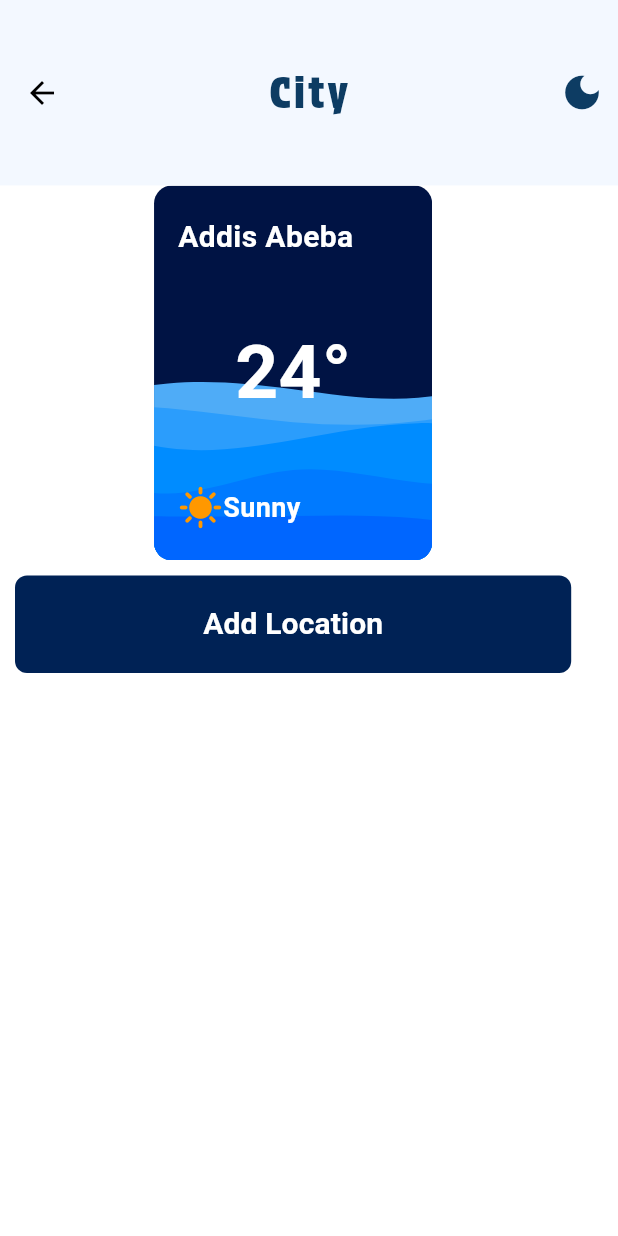
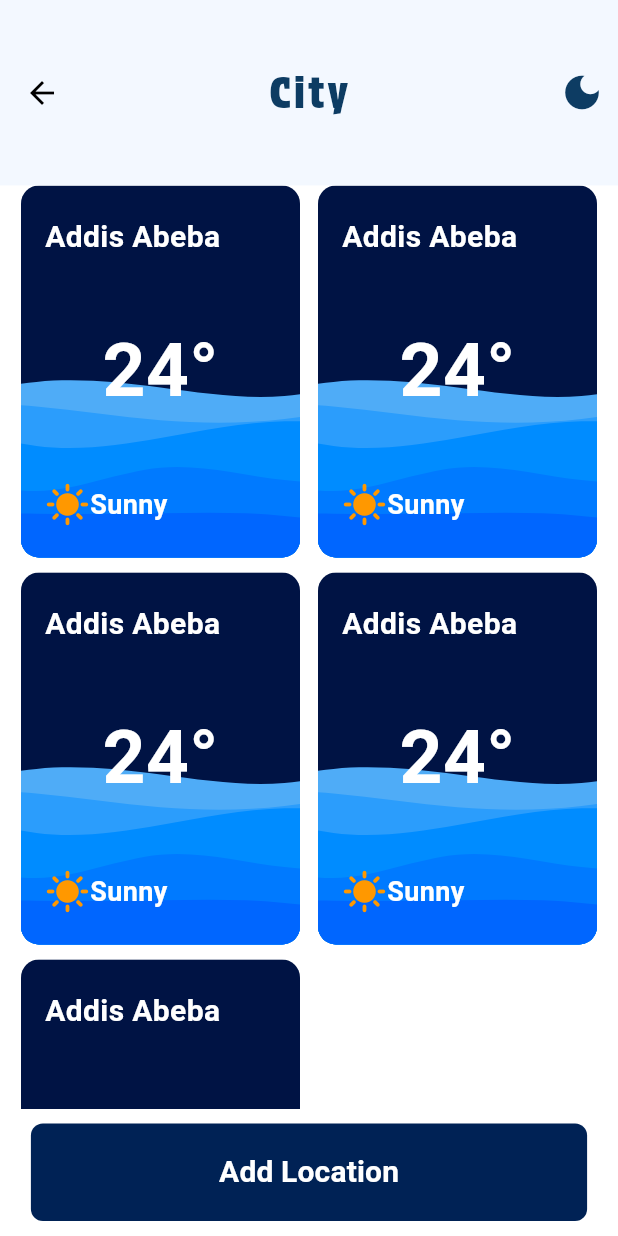
Before and after one commit to kaleabSolomon/WeatherIO, a Flutter app: the AddLocationsPage screen opened directly, on a phone screen of 412 x 824 dp. Run offline on Flutter 3.47's test engine with Material 3 defaults, Android fonts, the phone set to English and light mode, and no system bars; our stand-ins replace flutter_svg, smooth_page_indicator.

Commit message:
add grid of cities to the page

```diff
--- a/lib/pages/add_locations_page.dart
+++ b/lib/pages/add_locations_page.dart
@@ -2,6 +2,7 @@ import 'package:flutter/material.dart';
 import 'package:provider/provider.dart';
 import 'package:weather_io/theme/theme_provider.dart';
 import 'package:weather_io/widgets/city_data_preview.dart';
+import 'package:weather_io/widgets/custom_button.dart';
 import 'package:weather_io/widgets/my_appbar.dart';
 
 class AddLocationsPage extends StatefulWidget {
@@ -26,30 +27,21 @@ class _AddLocationsPageState extends State<AddLocationsPage> {
         appBarActions: [],
       ),
       body: Column(children: [
-        const CityDataPreview(),
-        Container(
-          margin: const EdgeInsets.all(10),
-          width: MediaQuery.of(context).size.width * 0.9,
-          child: TextButton(
-            onPressed: () {},
-            style: TextButton.styleFrom(
-              backgroundColor: Color.fromARGB(255, 0, 34, 85),
-              padding:
-                  const EdgeInsets.symmetric(vertical: 18), // Button padding
-              shape: RoundedRectangleBorder(
-                borderRadius: BorderRadius.circular(8), // Button border radius
-              ),
-            ),
-            child: const Text(
-              "Add Location",
-              style: TextStyle(
-                color: Colors.white,
-                fontWeight: FontWeight.bold,
-                fontSize: 20,
-              ),
-            ),
-          ),
-        )
+        Expanded(
+            child: GridView.builder(
+                padding: const EdgeInsets.symmetric(horizontal: 14),
+                itemCount: 5,
+                gridDelegate: const SliverGridDelegateWithFixedCrossAxisCount(
+                    childAspectRatio: 3 / 4,
+                    crossAxisCount: 2,
+                    mainAxisSpacing: 10,
+                    crossAxisSpacing: 12),
+                itemBuilder: (BuildContext context, int index) =>
+                    const CityDataPreview())),
+        CustomButton(
+            title: "Add Location",
+            btnColor: Color.fromARGB(255, 0, 34, 85),
+            btnAction: () {})
       ]),
     );
   }
--- a/lib/widgets/city_data_preview.dart
+++ b/lib/widgets/city_data_preview.dart
@@ -9,9 +9,8 @@ class CityDataPreview extends StatelessWidget {
 
   @override
   Widget build(BuildContext context) {
-    return Container(
-        height: 250,
-        margin: const EdgeInsets.symmetric(horizontal: 12),
+    return SizedBox(
+        height: 220,
         width: MediaQuery.of(context).size.width * 0.45,
         child: Stack(children: <Widget>[
           ClipRRect(
@@ -25,7 +24,7 @@ class CityDataPreview extends StatelessWidget {
             ),
           ),
           Padding(
-            padding: EdgeInsets.symmetric(horizontal: 16, vertical: 20),
+            padding: const EdgeInsets.symmetric(horizontal: 16, vertical: 20),
             child: Column(
               mainAxisAlignment: MainAxisAlignment.spaceBetween,
               crossAxisAlignment: CrossAxisAlignment.start,
```
